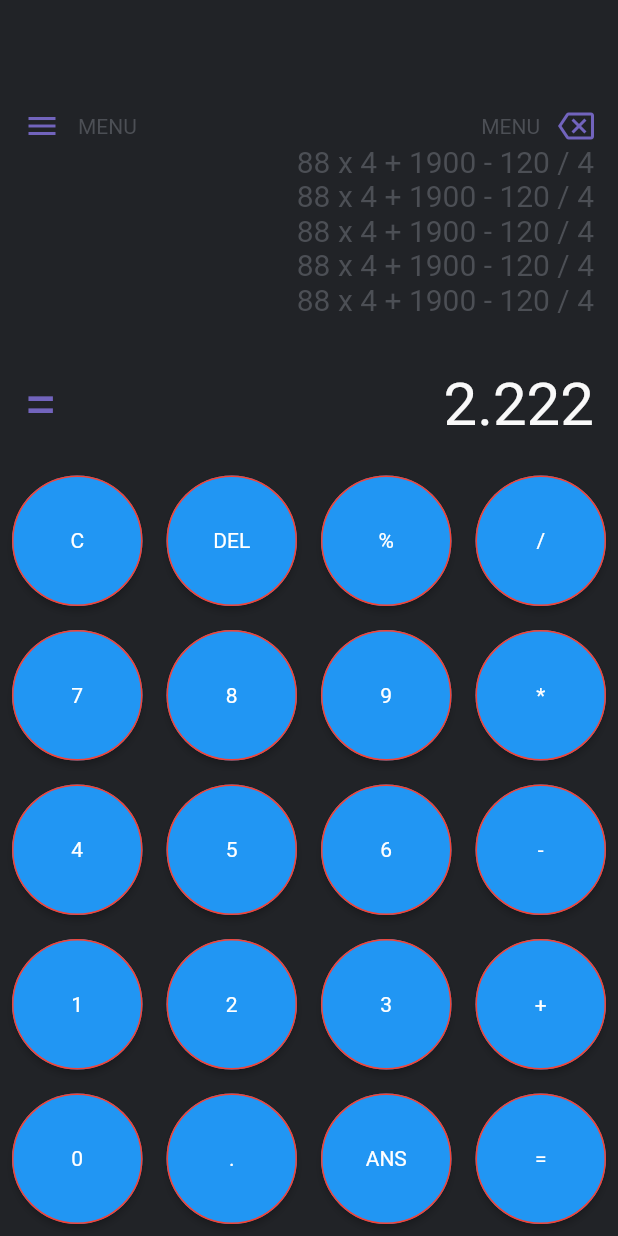
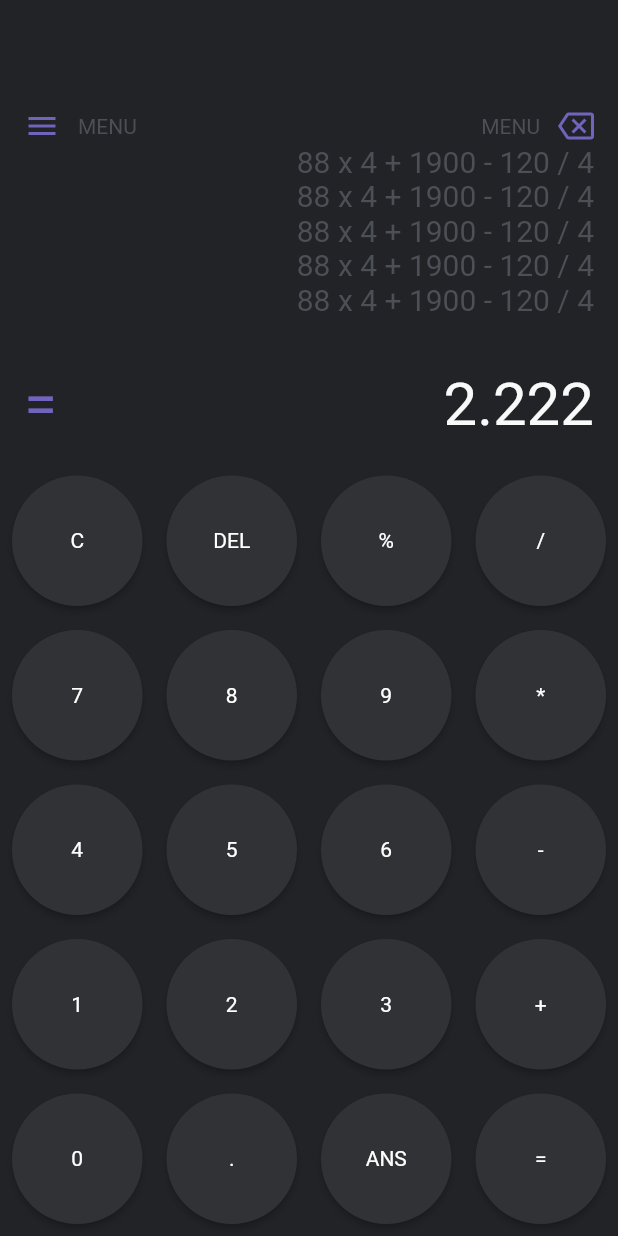
Before and after one commit to LaksCastro/code-heck, a Flutter app: the screen it shows after launch, on a phone screen of 412 x 824 dp. Run offline on Flutter 3.47's test engine with Material 2 defaults, Android fonts, the phone set to English and light mode, and no system bars; our stand-ins replace math_expressions.

Commit message:
(#1) fix request

```diff
--- a/shinoa/lib/view/keyboard.dart
+++ b/shinoa/lib/view/keyboard.dart
@@ -1,5 +1,7 @@
 import 'package:flutter/material.dart';
+import 'package:flutter/widgets.dart';
 import 'package:math_expressions/math_expressions.dart';
+import 'package:shinoa/theme.dart';
 
 class KeyBoard extends StatefulWidget {
   const KeyBoard({Key? key}) : super(key: key);
@@ -54,11 +56,13 @@ class _KeyBoardState extends State<KeyBoard> {
               padding: const EdgeInsets.all(8.0),
               child: ElevatedButton(
                 style: ButtonStyle(
-                    shape: MaterialStateProperty.all(
-                  RoundedRectangleBorder(
-                      borderRadius: BorderRadius.circular(200),
-                      side: const BorderSide(color: Colors.red)),
-                )),
+                  backgroundColor: MaterialStateProperty.all(kPaperColor),
+                  shape: MaterialStateProperty.all(
+                    RoundedRectangleBorder(
+                      borderRadius: BorderRadius.circular(50),
+                    ),
+                  ),
+                ),
                 onPressed: () {
                   if (buttons[index] == 'C') {
                     clearScreenOp();
```
